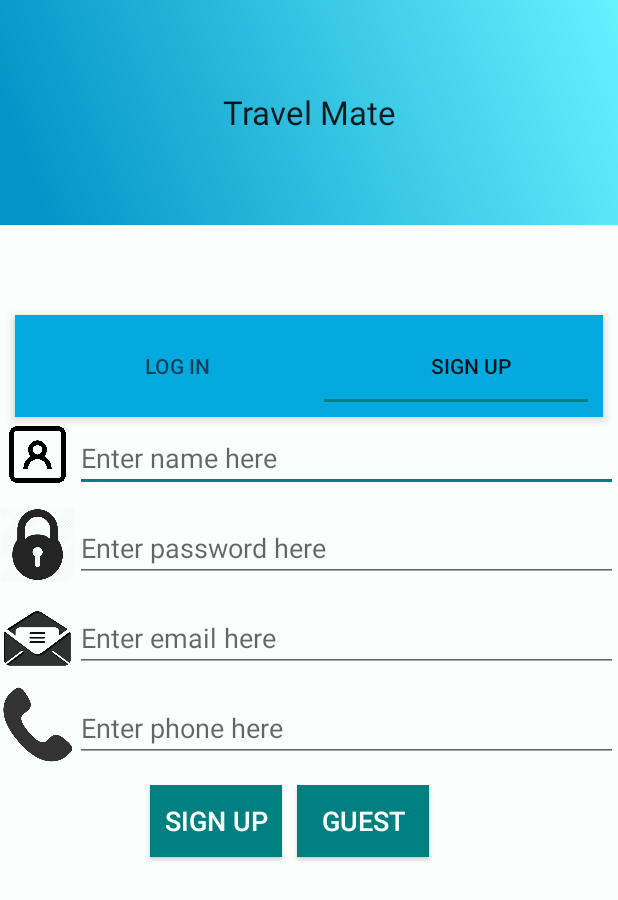
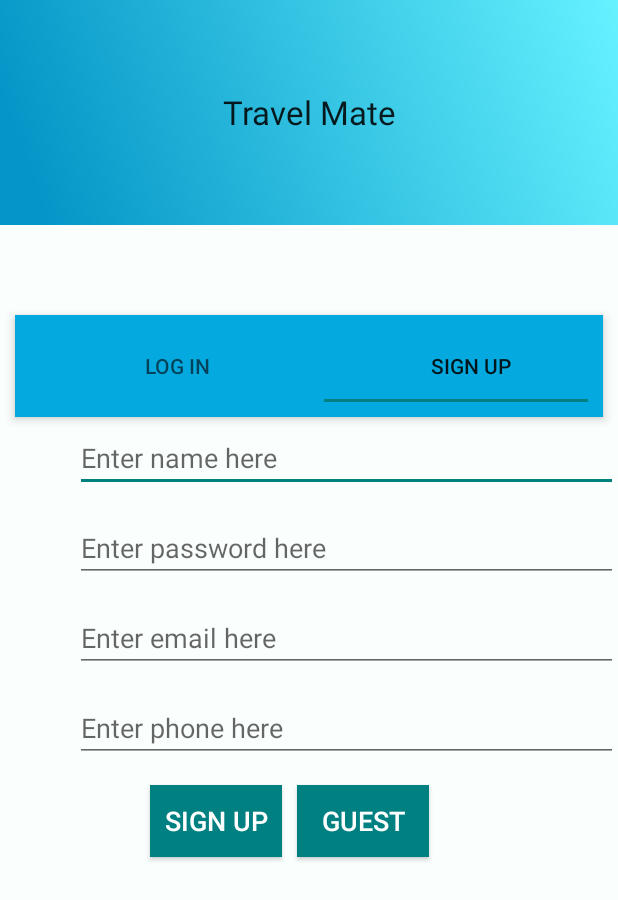
Before and after one commit to rmahbub63/TravelMate, an Android app: the screen it shows after launch (LoginRegistrationActivity), tab 2 chosen, on a phone screen of 412 x 824 dp. Shown: the top 900 px of the screen. Run offline under Robolectric (Android 15) with nearby library versions, the phone set to English and light mode, and no system bars; libraries missing offline, so code that uses them is left out: com.facebook, com.facebook.login; 3 statements that could not run were skipped.

```diff
--- a/app/src/main/java/com/example/mahbub/travelmateui/adapter/ViewPagerAdapter.java
+++ b/app/src/main/java/com/example/mahbub/travelmateui/adapter/ViewPagerAdapter.java
@@ -34,5 +34,6 @@ public class ViewPagerAdapter extends FragmentPagerAdapter {
     public void addFragment(Fragment fragment,String title){
         fragmentArrayList.add(fragment);
         tabTitleList.add(title);
+
     }
 }
--- a/app/src/main/java/com/example/mahbub/travelmateui/fragment/LogInFragment.java
+++ b/app/src/main/java/com/example/mahbub/travelmateui/fragment/LogInFragment.java
@@ -9,6 +9,7 @@ import android.view.ViewGroup;
 import android.widget.Button;
 import android.widget.Toast;
 
+import com.example.mahbub.travelmateui.LoginRegistrationActivity;
 import com.example.mahbub.travelmateui.MainOptionSelectActivity;
 import com.example.mahbub.travelmateui.R;
 import com.example.mahbub.travelmateui.model.LoginModel;
@@ -23,8 +24,7 @@ import com.facebook.login.widget.LoginButton;
  */
 
 public class LogInFragment extends  Fragment {
-    LoginButton login_button;
-    CallbackManager callbackManager;
+    LoginButton buttonFbLogin;
     private Button buttonLogin;
     @Override
     public View onCreateView(LayoutInflater inflater, ViewGroup viewGroup, Bundle bundle){
@@ -42,35 +42,29 @@ public class LogInFragment extends  Fragment {
             }
         });
         //facebook login
-        login_button=mainView.findViewById(R.id.login_button);
-        callbackManager = CallbackManager.Factory.create();
+        buttonFbLogin = mainView.findViewById(R.id.button_fb_login);
 
-        login_button.registerCallback(callbackManager, new FacebookCallback<LoginResult>() {
+        buttonFbLogin.registerCallback(LoginRegistrationActivity.callbackManager, new FacebookCallback<LoginResult>() {
             @Override
             public void onSuccess(LoginResult loginResult) {
                 // App code
                 Toast.makeText(getContext(),"Success",Toast.LENGTH_LONG).show();
                 Intent intent = new Intent(getContext(),MainOptionSelectActivity.class);
                 startActivity(intent);
-
             }
 
             @Override
             public void onCancel() {
                 // App code
+                Toast.makeText(getContext(),"Cancel",Toast.LENGTH_LONG).show();
             }
 
             @Override
             public void onError(FacebookException exception) {
                 // App code
+                Toast.makeText(getContext(),"Error",Toast.LENGTH_LONG).show();
             }
         });
         return mainView;
     }
-    @Override
-    public void onActivityResult(int requestCode, int resultCode, Intent data) {
-        super.onActivityResult(requestCode, resultCode, data);
-        callbackManager.onActivityResult(requestCode, resultCode, data);
-    }
-
 }
--- a/app/src/main/res/layout/activity_login.xml
+++ b/app/src/main/res/layout/activity_login.xml
@@ -51,7 +51,7 @@
         android:layout_below="@+id/editTextPassword"/>
 
     <com.facebook.login.widget.LoginButton
-        android:id="@+id/login_button"
+        android:id="@+id/button_fb_login"
         android:layout_width="match_parent"
         android:layout_height="70dp"
         android:textSize="20dp"
--- a/app/src/main/res/layout/activity_signup.xml
+++ b/app/src/main/res/layout/activity_signup.xml
@@ -6,7 +6,6 @@
         android:id="@+id/imageViewName"
         android:layout_width="50dp"
         android:layout_height="50dp"
-        android:src="@drawable/name_icon"
         />
 
     <EditText
@@ -22,7 +21,6 @@
         android:id="@+id/imageViewPassword"
         android:layout_width="50dp"
         android:layout_height="50dp"
-        android:src="@drawable/password"
         android:layout_marginTop="10dp"
         android:layout_below="@+id/imageViewName"/>
 
@@ -40,7 +38,6 @@
         android:id="@+id/imageViewEmail"
         android:layout_width="50dp"
         android:layout_height="50dp"
-        android:src="@drawable/email"
         android:layout_marginTop="10dp"
         android:layout_below="@+id/editTextPassword"/>
 
@@ -57,7 +54,6 @@
         android:id="@+id/imageViewPhone"
         android:layout_width="50dp"
         android:layout_height="50dp"
-        android:src="@drawable/phone"
         android:layout_marginTop="10dp"
         android:layout_below="@+id/imageViewEmail"/>
 
```
Also changed, not shown: app/src/main/AndroidManifest.xml (+23 -10 lines), app/src/main/java/com/example/mahbub/travelmateui/LoginRegistrationActivity.java (+9 -4 lines).
